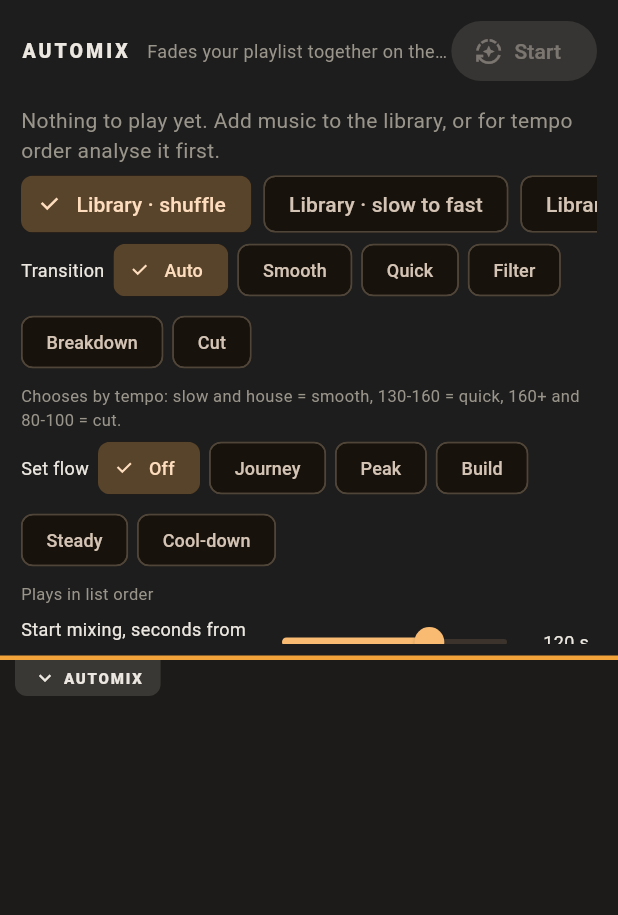
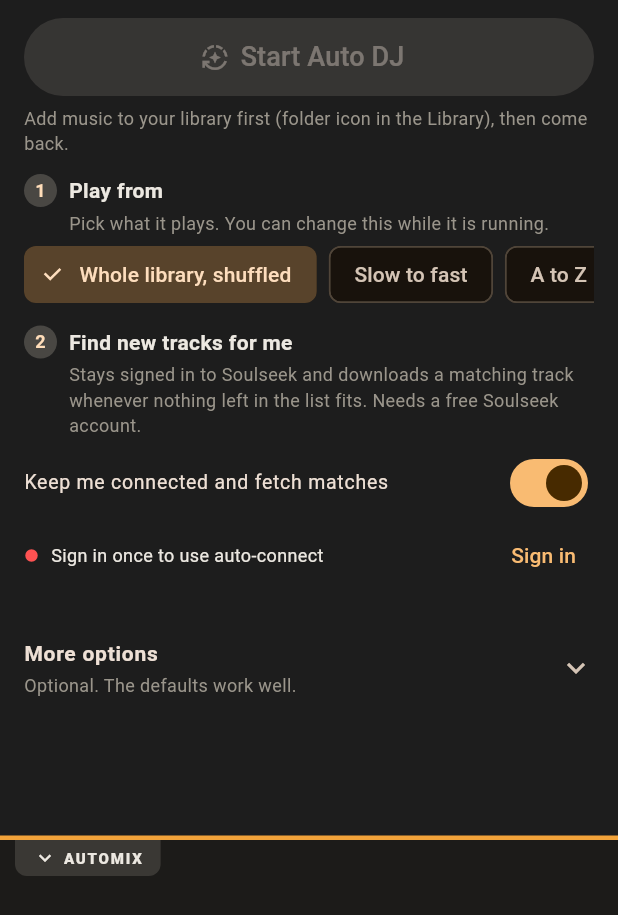
Before and after one commit to ben-clift/beatdeck, a Flutter app: the AutomixPullDown widget shown alone on an empty page, opened directly with empty values, on a phone screen of 412 x 824 dp. Shown: the top 915 px of the screen. Run offline on Flutter 3.47's test engine with Material 3 defaults, Android fonts, the phone set to English and light mode, and no system bars; our stand-ins replace file_picker, permission_handler, shared_preferences, sqflite; missing offline and left inert: dart:ffi; accounts and stored records are empty; network calls fail.

Commit message:
Simple Automix panel: one big Start Auto DJ button, 1 Play from, 2 Find new tracks for me (Soulseek auto-connect and auto-fetch in one switch with live status), everything else under More options
Co-Authored-By: Claude Sonnet 5.5 <noreply@anthropic.com>
Claude-Session: https://claude.ai/code/session_01A7zfBFjyu2NXi7pFPf2z4D

```diff
--- a/lib/soulseek/slsk_setup.dart
+++ b/lib/soulseek/slsk_setup.dart
@@ -24,10 +24,21 @@ class SlskSetup {
   /// Used when nothing else is set.
   static String fallback = '';
 
+  /// Automix fetches a matching track from Soulseek when none in the queue fit.
+  static bool autoFetchForAutomix = true;
+
+  static Future<void> setAutoFetchForAutomix(bool v) async {
+    autoFetchForAutomix = v;
+    try {
+      (await SharedPreferences.getInstance()).setBool('automix_autofetch', v);
+    } catch (_) {}
+  }
+
   static Future<void> load() async {
     try {
       await StorageGuard.load();
       final prefs = await SharedPreferences.getInstance();
+      autoFetchForAutomix = prefs.getBool('automix_autofetch') ?? true;
       // Older versions shared a folder with other apps and lost files there.
       // Only a folder picked on this version (slsk_dir2) is used.
       chosen = prefs.getString('slsk_dir2');
@@ -56,6 +67,7 @@ class SlskSetup {
     dj?.fetchBusy = () => AutoFetch.instance.running || AutoFetch.instance.manualPending > 0;
     dj?.onNeedTrack = (artist, bpm, key, title) {
       final af = AutoFetch.instance;
+      if (!autoFetchForAutomix) return;
       if (af.running || !soulseek.online || artist.isEmpty) {
         DebugLog.add('automix',
             'cannot fetch a match: ${af.running ? 'auto-fetch is busy' : !soulseek.online ? 'not signed in to Soulseek' : 'no artist name for this track'}');
--- a/lib/ui/automix_pulldown.dart
+++ b/lib/ui/automix_pulldown.dart
@@ -4,6 +4,11 @@ import 'package:flutter/material.dart';
 import 'package:shared_preferences/shared_preferences.dart';
 import 'package:sidedeck/automix/transition_style.dart';
 import 'package:sidedeck/automix/set_flow.dart';
+import 'package:sidedeck/soulseek/slsk_keeper.dart';
+import 'package:sidedeck/soulseek/slsk_setup.dart';
+import 'package:sidedeck/soulseek/soulseek_client.dart';
+import 'package:sidedeck/suggest/auto_fetch.dart';
+import 'package:sidedeck/ui/soulseek_page.dart';
 import 'package:sidedeck/state/dj_controller.dart';
 import 'package:sidedeck/state/library_controller.dart';
 import 'package:sidedeck/state/look_controller.dart';
@@ -25,14 +30,14 @@ class AutomixPullDown extends StatefulWidget {
 }
 
 class _AutomixPullDownState extends State<AutomixPullDown> {
-  double get _panelH => math.min(MediaQuery.of(context).size.height * 0.85, 440.0);
+  double get _panelH => math.min(MediaQuery.of(context).size.height * 0.92, 560.0);
   static const _tabH = 24.0;
 
   final _playlists = PlaylistController();
   bool _open = false;
   double _fade = 120;
   double _offset = 10;
-  FlowArc _arc = FlowArc.off;
+  FlowArc _arc = FlowArc.journey;
   TransitionStyle _style = TransitionStyle.auto;
   double _len = 60;
 
@@ -50,7 +55,7 @@ class _AutomixPullDownState extends State<AutomixPullDown> {
         }
         _fade = p.getDouble('automix_fade') ?? _fade;
         _offset = p.getDouble('automix_offset') ?? _offset;
-        _arc = FlowArc.values[(p.getInt('automix_arc') ?? 0).clamp(0, FlowArc.values.length - 1)];
+        _arc = FlowArc.values[(p.getInt('automix_arc') ?? FlowArc.journey.index).clamp(0, FlowArc.values.length - 1)];
         _len = p.getDouble('automix_len') ?? _len;
         _style = TransitionStyle.values[(p.getInt('automix_style') ?? 0).clamp(0, TransitionStyle.values.length - 1)];
       });
@@ -126,6 +131,9 @@ class _AutomixPullDownState extends State<AutomixPullDown> {
           _playlists,
           widget.library,
           LookController.instance,
+          soulseek,
+          SlskKeeper.instance,
+          AutoFetch.instance,
         ]),
         builder: (context, _) {
           return Column(
@@ -188,6 +196,68 @@ class _AutomixPullDownState extends State<AutomixPullDown> {
     );
   }
 
+  void _start(List<String> paths) {
+    final dj = widget.dj;
+    // The Soulseek helper is part of Start: stay signed in, fetch matches.
+    if (_helper) {
+      SlskKeeper.instance.setEnabled(true);
+      SlskSetup.setAutoFetchForAutomix(true);
+    }
+    dj.startAutomix(paths,
+        fadeSeconds: _fade,
+        startOffsetSeconds: _offset,
+        arc: _arc,
+        lengthMinutes: _len,
+        style: _style);
+    setState(() => _open = false);
+  }
+
+  bool get _helper => SlskKeeper.instance.enabled && SlskSetup.autoFetchForAutomix;
+
+  Future<void> _setHelper(bool v) async {
+    await SlskKeeper.instance.setEnabled(v);
+    await SlskSetup.setAutoFetchForAutomix(v);
+    if (mounted) setState(() {});
+  }
+
+  String _soulseekLine() {
+    if (soulseek.online) {
+      final af = AutoFetch.instance;
+      if (af.running && af.status.isNotEmpty) return af.status;
+      return 'Connected to Soulseek';
+    }
+    if (soulseek.status == SlskStatus.connecting) return 'Connecting to Soulseek…';
+    final note = SlskKeeper.instance.note;
+    return note.isEmpty ? 'Not connected to Soulseek' : note;
+  }
+
+  Widget _step(String n, String title, String help, Widget child) {
+    return Padding(
+      padding: const EdgeInsets.only(bottom: 14),
+      child: Column(
+        crossAxisAlignment: CrossAxisAlignment.start,
+        children: [
+          Row(
+            children: [
+              CircleAvatar(
+                radius: 11,
+                backgroundColor: SideDeckTheme.muted.withOpacity(0.35),
+                child: Text(n, style: const TextStyle(fontSize: 12, fontWeight: FontWeight.w700)),
+              ),
+              const SizedBox(width: 8),
+              Text(title, style: const TextStyle(fontSize: 14, fontWeight: FontWeight.w700)),
+            ],
+          ),
+          Padding(
+            padding: const EdgeInsets.only(left: 30, top: 2, bottom: 6),
+            child: Text(help, style: const TextStyle(fontSize: 12, color: SideDeckTheme.muted)),
+          ),
+          child,
+        ],
+      ),
+    );
+  }
+
   Widget _panel() {
     final dj = widget.dj;
     final look = LookController.instance;
@@ -195,12 +265,13 @@ class _AutomixPullDownState extends State<AutomixPullDown> {
     final choice = _choice(lists);
     final paths = _pathsFor(choice, lists);
     final on = dj.automixOn;
+    final signedIn = soulseek.online || soulseek.status == SlskStatus.connecting;
     return GestureDetector(
       onVerticalDragEnd: (d) {
         if ((d.primaryVelocity ?? 0) < -120) setState(() => _open = false);
       },
       child: Container(
-        padding: const EdgeInsets.fromLTRB(14, 10, 14, 8),
+        padding: const EdgeInsets.fromLTRB(16, 12, 16, 8),
         decoration: BoxDecoration(
           color: Color.lerp(look.body, Colors.black, 0.15),
           border: Border(bottom: BorderSide(color: look.accent(0), width: 3)),
@@ -209,68 +280,50 @@ class _AutomixPullDownState extends State<AutomixPullDown> {
           child: Column(
             crossAxisAlignment: CrossAxisAlignment.start,
             children: [
-            Row(
-              children: [
-                const Text(
-                  'AUTOMIX',
-                  style: TextStyle(
-                    fontSize: 13,
-                    fontWeight: FontWeight.w800,
-                    letterSpacing: 2,
+              // The one thing most people need: a big start button.
+              SizedBox(
+                width: double.infinity,
+                height: 52,
+                child: on
+                    ? FilledButton.icon(
+                        onPressed: dj.stopAutomix,
+                        icon: const Icon(Icons.stop),
+                        label: Text(
+                          'Stop Auto DJ  ·  track ${dj.automixIndex + 1} of ${dj.automixQueueLength}',
+                          style: const TextStyle(fontSize: 16),
+                        ),
+                      )
+                    : FilledButton.icon(
+                        onPressed: paths.isEmpty ? null : () => _start(paths),
+                        icon: const Icon(Icons.auto_mode),
+                        label: const Text('Start Auto DJ', style: TextStyle(fontSize: 18)),
                       ),
               ),
-                const SizedBox(width: 12),
-                Expanded(
+              Padding(
+                padding: const EdgeInsets.only(top: 6, bottom: 12),
                 child: Text(
                   on
-                        ? 'Track ${dj.automixIndex + 1} of ${dj.automixQueueLength}'
-                        : (dj.automixStatus ?? 'Fades your playlist together on the beat'),
-                    maxLines: 1,
-                    overflow: TextOverflow.ellipsis,
-                    style: const TextStyle(
-                      fontSize: 12,
-                      color: SideDeckTheme.muted,
+                      ? (dj.automixStatus ?? 'Mixing for you. Deck 1 and 2 swap over automatically.')
+                      : paths.isEmpty
+                          ? 'Add music to your library first (folder icon in the Library), then come back.'
+                          : (dj.automixStatus ??
+                              'It plays your music and mixes each track into the next, all by itself.'),
+                  style: const TextStyle(fontSize: 12, color: SideDeckTheme.muted),
                 ),
               ),
-                ),
-                if (on)
-                  FilledButton.icon(
-                    onPressed: dj.stopAutomix,
-                    icon: const Icon(Icons.stop, size: 18),
-                    label: const Text('Stop'),
-                  )
-                else
-                  FilledButton.icon(
-                    onPressed: paths.isEmpty
-                        ? null
-                        : () {
-                            dj.startAutomix(paths, fadeSeconds: _fade, startOffsetSeconds: _offset, arc: _arc, lengthMinutes: _len, style: _style);
-                            setState(() => _open = false);
-                          },
-                    icon: const Icon(Icons.auto_mode, size: 18),
-                    label: const Text('Start'),
-                  ),
-              ],
-            ),
-            const SizedBox(height: 6),
-            if (paths.isEmpty)
-              const Padding(
-                padding: EdgeInsets.symmetric(vertical: 6),
-                child: Text(
-                  'Nothing to play yet. Add music to the library, or for tempo '
-                  'order analyse it first.',
-                  style: TextStyle(color: SideDeckTheme.muted),
-                ),
-              ),
+              _step(
+                '1',
+                'Play from',
+                'Pick what it plays. You can change this while it is running.',
                 SizedBox(
                   height: 40,
                   child: ListView(
                     scrollDirection: Axis.horizontal,
                     children: [
                       for (final (id, label) in [
-                    (_libShuffle, 'Library · shuffle'),
-                    (_libTempo, 'Library · slow to fast'),
-                    (_libAz, 'Library · A to Z'),
+                        (_libShuffle, 'Whole library, shuffled'),
+                        (_libTempo, 'Slow to fast'),
+                        (_libAz, 'A to Z'),
                       ])
                         Padding(
                           padding: const EdgeInsets.only(right: 8),
@@ -298,16 +351,75 @@ class _AutomixPullDownState extends State<AutomixPullDown> {
                     ],
                   ),
                 ),
-            Padding(
-              padding: const EdgeInsets.only(bottom: 4),
-              child: Wrap(
+              ),
+              _step(
+                '2',
+                'Find new tracks for me',
+                'Stays signed in to Soulseek and downloads a matching track '
+                    'whenever nothing left in the list fits. Needs a free Soulseek account.',
+                Column(
+                  crossAxisAlignment: CrossAxisAlignment.start,
+                  children: [
+                    SwitchListTile(
+                      contentPadding: EdgeInsets.zero,
+                      dense: true,
+                      title: const Text('Keep me connected and fetch matches'),
+                      value: _helper,
+                      onChanged: _setHelper,
+                    ),
+                    Row(
+                      children: [
+                        Icon(
+                          Icons.circle,
+                          size: 10,
+                          color: soulseek.online
+                              ? Colors.greenAccent
+                              : (soulseek.status == SlskStatus.connecting
+                                  ? Colors.amber
+                                  : Colors.redAccent),
+                        ),
+                        const SizedBox(width: 8),
+                        Expanded(
+                          child: Text(_soulseekLine(),
+                              style: const TextStyle(fontSize: 12),
+                              maxLines: 2,
+                              overflow: TextOverflow.ellipsis),
+                        ),
+                        if (!signedIn)
+                          TextButton(
+                            onPressed: () => Navigator.of(context).push(
+                              MaterialPageRoute(
+                                builder: (_) => SoulseekPage(library: widget.library),
+                              ),
+                            ),
+                            child: const Text('Sign in'),
+                          ),
+                      ],
+                    ),
+                  ],
+                ),
+              ),
+              Theme(
+                data: Theme.of(context).copyWith(dividerColor: Colors.transparent),
+                child: ExpansionTile(
+                  tilePadding: EdgeInsets.zero,
+                  childrenPadding: EdgeInsets.zero,
+                  title: const Text('More options',
+                      style: TextStyle(fontSize: 14, fontWeight: FontWeight.w700)),
+                  subtitle: const Text('Optional. The defaults work well.',
+                      style: TextStyle(fontSize: 12, color: SideDeckTheme.muted)),
+                  children: [
+                    _step(
+                      '3',
+                      'How tracks blend',
+                      _style.blurb,
+                      Wrap(
                         spacing: 6,
-                crossAxisAlignment: WrapCrossAlignment.center,
                         children: [
-                  const Text('Transition', style: TextStyle(fontSize: 12)),
                           for (final t in TransitionStyle.values)
                             ChoiceChip(
-                      label: Text(t.label, style: const TextStyle(fontSize: 12)),
+                              label: Text(t == TransitionStyle.auto ? 'Auto (recommended)' : t.label,
+                                  style: const TextStyle(fontSize: 12)),
                               selected: _style == t,
                               onSelected: (_) {
                                 setState(() => _style = t);
@@ -318,15 +430,16 @@ class _AutomixPullDownState extends State<AutomixPullDown> {
                         ],
                       ),
                     ),
-            Text(_style.blurb,
-                style: const TextStyle(fontSize: 11, color: SideDeckTheme.muted)),
-            Padding(
-              padding: const EdgeInsets.only(bottom: 4),
-              child: Wrap(
+                    _step(
+                      '4',
+                      'Order of the set',
+                      _arc.blurb,
+                      Column(
+                        crossAxisAlignment: CrossAxisAlignment.start,
+                        children: [
+                          Wrap(
                             spacing: 6,
-                crossAxisAlignment: WrapCrossAlignment.center,
                             children: [
-                  const Text('Set flow', style: TextStyle(fontSize: 12)),
                               for (final a in FlowArc.values)
                                 ChoiceChip(
                                   label: Text(a.label, style: const TextStyle(fontSize: 12)),
@@ -340,92 +453,27 @@ class _AutomixPullDownState extends State<AutomixPullDown> {
                                 ),
                             ],
                           ),
-            ),
-            Text(_arc.blurb,
-                style: const TextStyle(fontSize: 11, color: SideDeckTheme.muted)),
                           if (_arc != FlowArc.off)
-              Row(
-                children: [
-                  const SizedBox(
-                    width: 150,
-                    child: Text('Set length', style: TextStyle(fontSize: 12)),
-                  ),
-                  Expanded(
-                    child: Slider(
-                      value: _len,
-                      min: 20,
-                      max: 180,
-                      divisions: 32,
-                      label: '${_len.round()} min',
-                      onChanged: on
-                          ? null
-                          : (v) {
-                              setState(() => _len = v);
-                              _saveTimes();
-                            },
+                            _slider('Set length', _len, 20, 180, 32, '${_len.round()} min', on,
+                                (v) => setState(() => _len = v)),
+                        ],
                       ),
                     ),
-                  SizedBox(
-                    width: 48,
-                    child: Text('${_len.round()} min', style: const TextStyle(fontSize: 12)),
+                    _step(
+                      '5',
+                      'Timing',
+                      'When the blend starts, and where the next track begins.',
+                      Column(
+                        children: [
+                          _slider('Start blending this long before the end', _fade, 4, 180, 176,
+                              '${_fade.round()} s', on, (v) => setState(() => _fade = v)),
+                          _slider('Next track starts this far in', _offset, 0, 60, 60,
+                              '${_offset.round()} s', on, (v) => setState(() => _offset = v)),
+                        ],
+                      ),
                     ),
                   ],
                 ),
-            Row(
-              children: [
-                const SizedBox(
-                  width: 150,
-                  child: Text('Start mixing, seconds from the end',
-                      style: TextStyle(fontSize: 12)),
-                ),
-                Expanded(
-                  child: Slider(
-                    value: _fade,
-                    min: 4,
-                    max: 180,
-                    divisions: 176,
-                    label: '${_fade.round()} s',
-                    onChanged: on
-                        ? null
-                        : (v) {
-                            setState(() => _fade = v);
-                            _saveTimes();
-                          },
-                  ),
-                ),
-                SizedBox(
-                  width: 36,
-                  child: Text('${_fade.round()} s', style: const TextStyle(fontSize: 12)),
-                ),
-              ],
-            ),
-            Row(
-              children: [
-                const SizedBox(
-                  width: 150,
-                  child: Text('Next track starts this far in',
-                      style: TextStyle(fontSize: 12)),
-                ),
-                Expanded(
-                  child: Slider(
-                    value: _offset,
-                    min: 0,
-                    max: 60,
-                    divisions: 60,
-                    label: '${_offset.round()} s',
-                    onChanged: on
-                        ? null
-                        : (v) {
-                            setState(() => _offset = v);
-                            _saveTimes();
-                          },
-                  ),
-                ),
-                SizedBox(
-                  width: 36,
-                  child: Text('${_offset.round()} s', style: const TextStyle(fontSize: 12)),
-                ),
-              ],
               ),
             ],
           ),
@@ -433,4 +481,29 @@ class _AutomixPullDownState extends State<AutomixPullDown> {
       ),
     );
   }
+
+  Widget _slider(String label, double value, double min, double max, int divisions,
+      String shown, bool locked, ValueChanged<double> onChanged) {
+    return Row(
+      children: [
+        SizedBox(width: 130, child: Text(label, style: const TextStyle(fontSize: 12))),
+        Expanded(
+          child: Slider(
+            value: value,
+            min: min,
+            max: max,
+            divisions: divisions,
+            label: shown,
+            onChanged: locked
+                ? null
+                : (v) {
+                    onChanged(v);
+                    _saveTimes();
+                  },
+          ),
+        ),
+        SizedBox(width: 46, child: Text(shown, style: const TextStyle(fontSize: 12))),
+      ],
+    );
   }
+}
```
Lines whose indentation alone changed are shown as unchanged.
